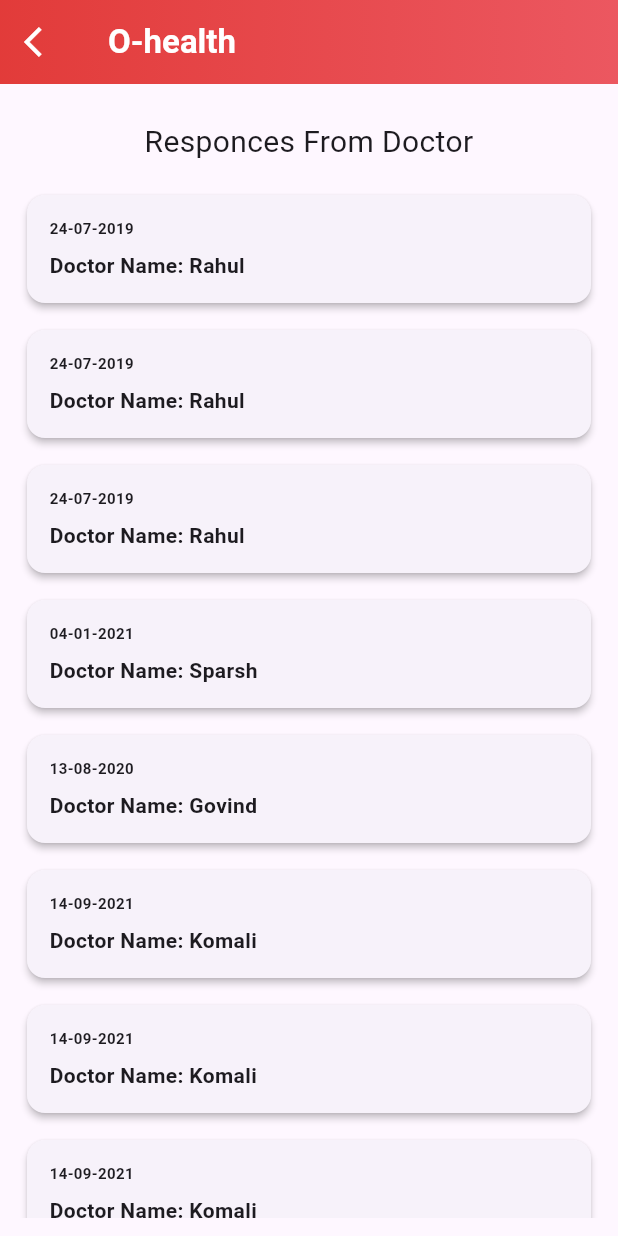
After one commit to Perumallpardhiv/o-bug1, a Flutter app: the ResponcesFromDoctor screen opened by its route, on a phone screen of 412 x 824 dp. The commit adds this screen. Run offline on Flutter 3.47's test engine with Material 2 defaults, Android fonts, the phone set to English and light mode, and no system bars; our stand-ins replace adaptive_theme, animated_text_kit, easy_localization, file_picker, flutter_native_splash, flutter_otp_text_field and 12 more; missing offline and left inert: flutter_displaymode, record, zego_uikit_prebuilt_call, zego_uikit_signaling_plugin; accounts and stored records are empty.

Commit message:
Added Doctors responce screen in user side

```diff
--- /dev/null
+++ b/assets/json/json.json
@@ -0,0 +1,59 @@
+{
+    "responces":[
+        {
+            "date" : "24-07-2019",
+            "doctorName" : "Rahul",
+            "description" : "Your health is perfectly all right"
+        },
+        {
+            "date" : "24-07-2019",
+            "doctorName" : "Rahul",
+            "description" : "Your health is perfectly all right"
+        },
+        {
+            "date" : "24-07-2019",
+            "doctorName" : "Rahul",
+            "description" : "Your health is perfectly all right"
+        },
+        {
+            "date" : "04-01-2021",
+            "doctorName" : "Sparsh",
+            "description" : "Your health is perfectly all right"
+        },
+        {
+            "date" : "13-08-2020",
+            "doctorName" : "Govind",
+            "description" : "Your health is perfectly all right"
+        },
+        {
+            "date" : "14-09-2021",
+            "doctorName" : "Komali",
+            "description" : "Your health is perfectly all right"
+        },
+        {
+            "date" : "14-09-2021",
+            "doctorName" : "Komali",
+            "description" : "Your health is perfectly all right"
+        },
+        {
+            "date" : "14-09-2021",
+            "doctorName" : "Komali",
+            "description" : "Your health is perfectly all right"
+        },
+        {
+            "date" : "14-09-2021",
+            "doctorName" : "Komali",
+            "description" : "Your health is perfectly all right"
+        },
+        {
+            "date" : "14-09-2021",
+            "doctorName" : "Komali",
+            "description" : "Your health is perfectly all right"
+        },
+        {
+            "date" : "14-09-2021",
+            "doctorName" : "Komali",
+            "description" : "Your health is perfectly all right"
+        }
+    ]
+}
--- /dev/null
+++ b/lib/constants/constants.dart
@@ -0,0 +1 @@
+var responces = [];
--- a/lib/main.dart
+++ b/lib/main.dart
@@ -15,6 +15,7 @@ import 'package:o_health/screens/description.dart';
 import 'package:o_health/screens/home.dart';
 import 'package:o_health/screens/intros/initial_intro.dart';
 import 'package:o_health/screens/intros/login_intro.dart';
+import 'package:o_health/screens/responces_from_doctor.dart';
 import 'package:o_health/screens/upload_files.dart';
 import 'package:o_health/services/ask_permission.dart';
 import 'package:o_health/services/certificate.dart';
@@ -117,6 +118,7 @@ class _AppState extends State<App> {
         '/forgot-password': (context) => const ForgotPasswordScreen(),
         '/reset-password': (context) => const ResetPasswordScreen(),
         '/upload-files': (context) => const Uploadfiles(),
+        '/responces': (context) => const ResponcesFromDoctor(),
         '/description': (context) => const Description(),
       },
     );
--- /dev/null
+++ b/lib/models/responce_model.dart
@@ -0,0 +1,19 @@
+class Responce {
+  String? date;
+  String? doctorName;
+  String? description;
+
+  Responce({this.date, this.doctorName, this.description});
+
+  // Responce.fromJson(Map<String, dynamic> json) {
+  //   date = json['date'];
+  //   doctorName = json['doctorName'];
+  //   description = json['description'];
+  // }
+
+  factory Responce.fromJson(Map<String, dynamic> json) => Responce(
+        date: json["date"],
+        doctorName: json["doctorName"],
+        description: json["kids"],
+      );
+}
--- a/lib/screens/doctor_home.dart
+++ b/lib/screens/doctor_home.dart
@@ -122,6 +122,15 @@ class _DoctorHomeState extends State<DoctorHome> {
                     thickness: 2,
                   ),
                   ListTile(
+                    leading: const Icon(Icons.medication),
+                    title: Text('Tablets'.tr()),
+                    trailing: Icon(
+                      Icons.arrow_forward_ios,
+                      size: 15,
+                      color: Colors.black,
+                    ),
+                  ),
+                  ListTile(
                     leading: const Icon(Icons.nightlight_round),
                     title: Text('nightMode'.tr()),
                     trailing: Switch(
@@ -175,8 +184,6 @@ class _DoctorHomeState extends State<DoctorHome> {
                       },
                     ),
                   ),
-                  // ListTile(),
-                  // ListTile(),
                   ListTile(
                     leading: const Icon(Icons.logout_rounded),
                     title: Text('logout'.tr()),
--- a/lib/screens/patient_home.dart
+++ b/lib/screens/patient_home.dart
@@ -191,23 +191,24 @@ class _PatientHomeState extends State<PatientHome> {
                     },
                   ),
                 ),
-                // ListTile(
-                //   leading: const Icon(Icons.upload_file_outlined),
-                //   title: Text('Upload Documents'.tr()),
-                //   onTap: () {
-                //     Navigator.pushNamed(context, '/upload-files');
-                //   },
-                // ),
+                ListTile(
+                  leading: const Icon(Icons.upload_file_outlined),
+                  title: Text('Responses from Doctors'.tr()),
+                  onTap: () {
+                    Navigator.pushNamed(context, '/responces');
+                  },
+                ),
                 ListTile(
                   leading: const Icon(Icons.logout_rounded),
                   title: Text('logout'.tr()),
                   onTap: () {
                     hiveObj.delete('userData');
-                    hiveObj.put('isLoggedIn', false).then((value) =>
-                        Navigator.of(context).pushAndRemoveUntil(
-                            MaterialPageRoute(
-                                builder: (context) => const Login()),
-                            (route) => false));
+                    hiveObj.put('isLoggedIn', false).then(
+                          (value) => Navigator.of(context).pushAndRemoveUntil(
+                              MaterialPageRoute(
+                                  builder: (context) => const Login()),
+                              (route) => false),
+                        );
                   },
                 ),
               ],
--- /dev/null
+++ b/lib/screens/responces_from_doctor.dart
@@ -0,0 +1,124 @@
+import 'dart:convert';
+import 'package:easy_localization/easy_localization.dart';
+import 'package:flutter/material.dart';
+import 'package:flutter/services.dart';
+import 'package:o_health/constants/constants.dart';
+
+class ResponcesFromDoctor extends StatefulWidget {
+  const ResponcesFromDoctor({super.key});
+
+  @override
+  State<ResponcesFromDoctor> createState() => _ResponcesFromDoctorState();
+}
+
+class _ResponcesFromDoctorState extends State<ResponcesFromDoctor> {
+  Future<void> getResponcesFromDoctor() async {
+    var res = await rootBundle.loadString('assets/json/json.json');
+    var resJsons = await json.decode(res);
+    responces = resJsons["responces"];
+    for (var i in responces) {
+      print(i['doctorName']);
+    }
+    print("1111111");
+    setState(() {});
+  }
+
+  @override
+  void initState() {
+    super.initState();
+    getResponcesFromDoctor();
+  }
+
+  @override
+  Widget build(BuildContext context) {
+    return Scaffold(
+      appBar: AppBar(
+        leading: IconButton(
+          icon: const Icon(
+            Icons.arrow_back_ios,
+            color: Colors.white,
+          ),
+          onPressed: () {
+            Navigator.pop(context);
+          },
+        ),
+        title: Text(
+          'o-health'.tr(),
+          style:
+              const TextStyle(fontWeight: FontWeight.bold, color: Colors.white),
+        ),
+        flexibleSpace: Container(
+          alignment: Alignment.bottomRight,
+          decoration: const BoxDecoration(
+            gradient: LinearGradient(
+              colors: [
+                Color.fromARGB(223, 227, 58, 58),
+                Color.fromARGB(224, 238, 90, 102)
+              ],
+            ),
+          ),
+          child: const Padding(
+            padding: EdgeInsets.only(bottom: 6, right: 12),
+          ),
+        ),
+      ),
+      body: Padding(
+        padding: const EdgeInsets.all(12),
+        child: responces.isEmpty
+            ? const Center(
+                child: Text("No Doctor Responded"),
+              )
+            : Column(
+                children: [
+                  Padding(
+                    padding: const EdgeInsets.symmetric(vertical: 12),
+                    child: Text(
+                      "Responces From Doctor",
+                      textAlign: TextAlign.center,
+                      style: TextStyle(fontSize: 20),
+                    ),
+                  ),
+                  Expanded(
+                    child: ListView.builder(
+                      scrollDirection: Axis.vertical,
+                      shrinkWrap: true,
+                      primary: true,
+                      itemCount: responces.length,
+                      itemBuilder: (context, index) {
+                        return Padding(
+                          padding: const EdgeInsets.symmetric(
+                              vertical: 5, horizontal: 2),
+                          child: Card(
+                            elevation: 2,
+                            child: Padding(
+                              padding: const EdgeInsets.all(15),
+                              child: Column(
+                                crossAxisAlignment: CrossAxisAlignment.start,
+                                children: [
+                                  Text(
+                                    responces[index]['date'],
+                                    style: const TextStyle(
+                                        fontWeight: FontWeight.w600,
+                                        fontSize: 10),
+                                  ),
+                                  const SizedBox(height: 8),
+                                  Text(
+                                    "Doctor Name: ${responces[index]['doctorName']}",
+                                    style: const TextStyle(
+                                        fontWeight: FontWeight.w700,
+                                        fontSize: 14),
+                                  ),
+                                ],
+                              ),
+                            ),
+                          ),
+                        );
+                      },
+                    ),
+                  ),
+                ],
+              ),
+      ),
+    );
+  }
+}
--- a/pubspec.yaml
+++ b/pubspec.yaml
@@ -103,6 +103,7 @@ flutter:
     - assets/lottie/
     - assets/svg/
     - assets/intro/
+    - assets/json/
   # An image asset can refer to one or more resolution-specific "variants", see
   # https://flutter.dev/assets-and-images/#resolution-aware
 
```
